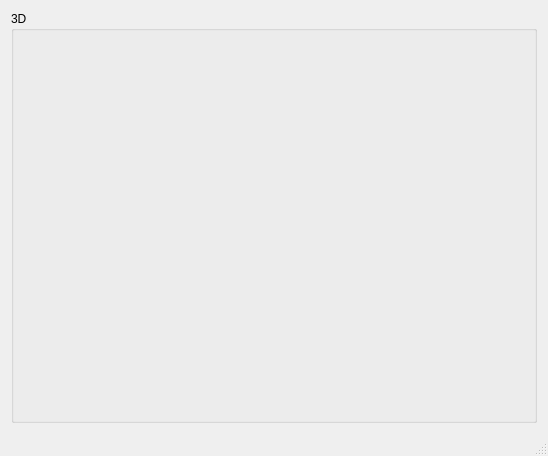
RhobanProject/MetabotStudio, file gui/MainWindow.ui: the form before one commit.
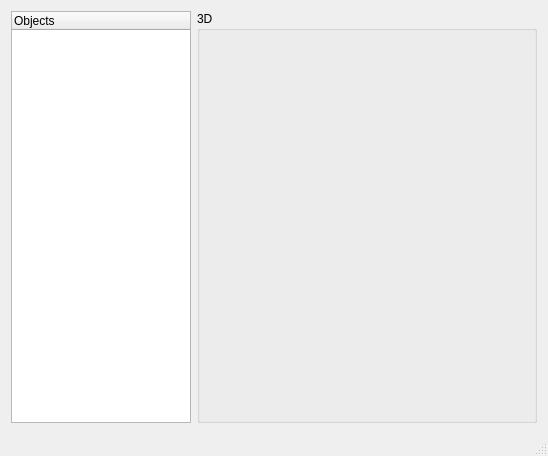
The form after the commit.

Commit message: Tree view

```diff
--- a/gui/MainWindow.ui
+++ b/gui/MainWindow.ui
@@ -17,8 +17,41 @@
    <layout class="QVBoxLayout" name="verticalLayout">
     <item>
      <layout class="QHBoxLayout" name="horizontalLayout">
+      <item>
+       <widget class="QTreeWidget" name="tree">
+        <property name="sizePolicy">
+         <sizepolicy hsizetype="Minimum" vsizetype="Minimum">
+          <horstretch>0</horstretch>
+          <verstretch>0</verstretch>
+         </sizepolicy>
+        </property>
+        <property name="minimumSize">
+         <size>
+          <width>0</width>
+          <height>0</height>
+         </size>
+        </property>
+        <property name="maximumSize">
+         <size>
+          <width>180</width>
+          <height>16777215</height>
+         </size>
+        </property>
+        <column>
+         <property name="text">
+          <string>Objects</string>
+         </property>
+        </column>
+       </widget>
+      </item>
       <item>
        <widget class="QGroupBox" name="groupBox">
+        <property name="sizePolicy">
+         <sizepolicy hsizetype="Expanding" vsizetype="Preferred">
+          <horstretch>0</horstretch>
+          <verstretch>0</verstretch>
+         </sizepolicy>
+        </property>
         <property name="title">
          <string>3D</string>
         </property>
```
The commit also changes 9 other files.
